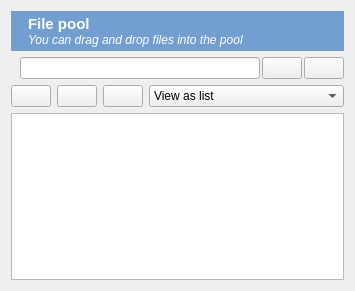
Above: resources/pool_widget.ui from open-cogsci/OpenSesame before the change. Below: the same form after it.
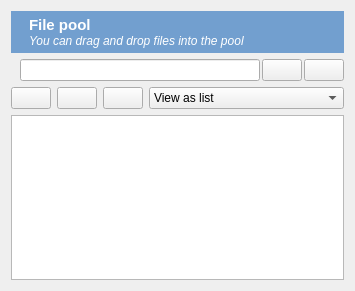
That is the form after the change. Icons and pictures are not drawn.

Diff of the .ui file:
```diff
--- a/resources/pool_widget.ui
+++ b/resources/pool_widget.ui
@@ -25,7 +25,7 @@
      </property>
      <layout class="QHBoxLayout" name="horizontalLayout">
       <property name="margin">
-       <number>4</number>
+       <number>5</number>
       </property>
       <item>
        <widget class="QLabel" name="label">
```
